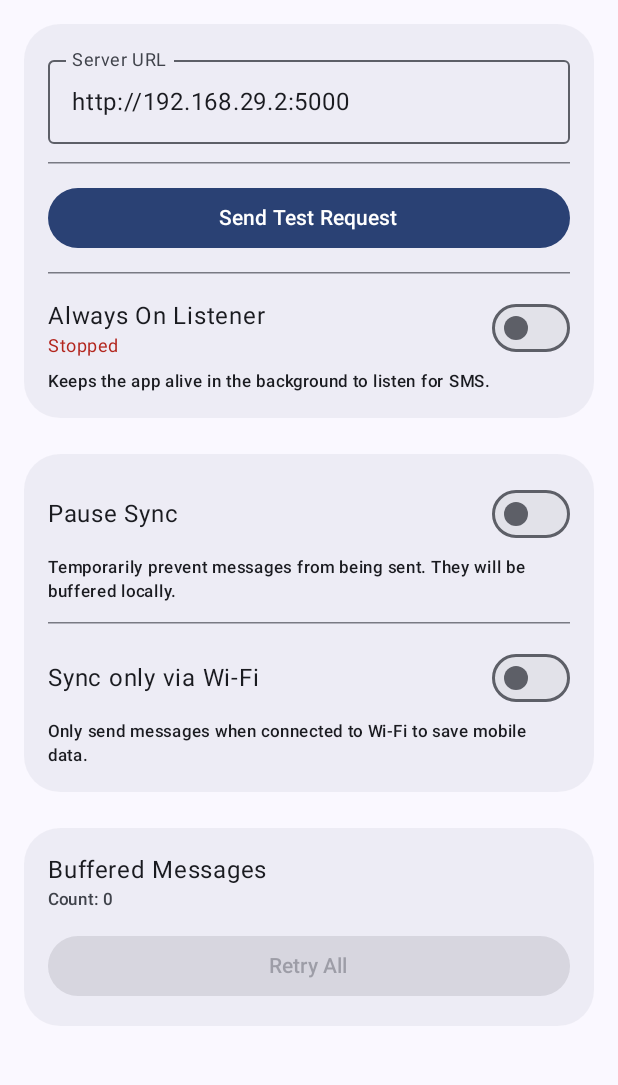
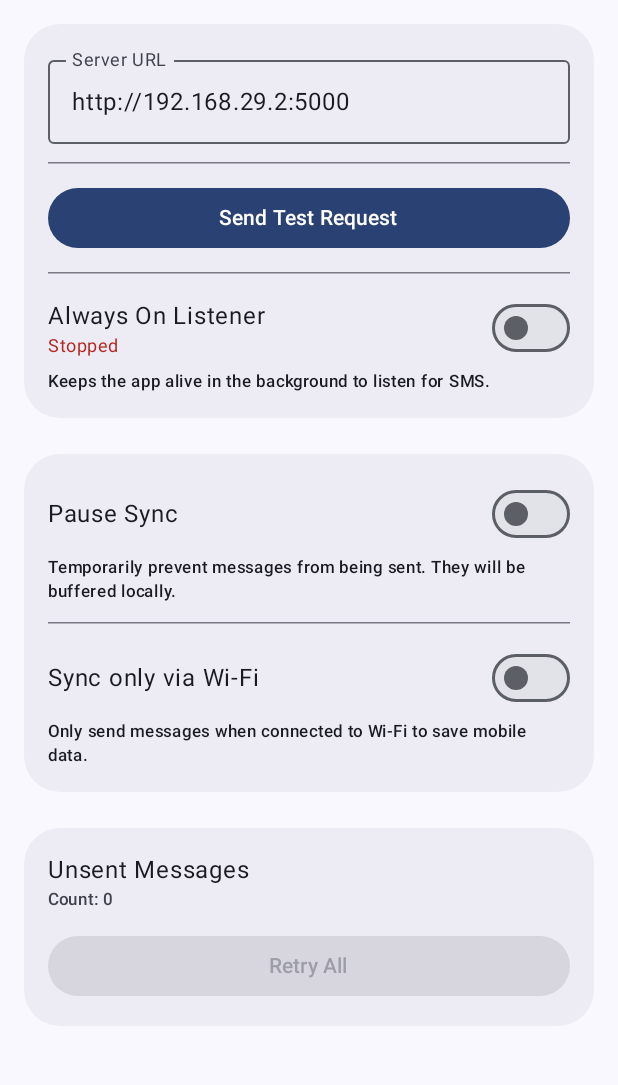
Before and after one commit to PeithonKing/sms-export-android, an Android app built with Jetpack Compose: the screen it shows after launch (MainActivity), on a phone screen of 412 x 824 dp, the part 78-1163 px from its top. Run offline under Robolectric (Android 15) with nearby library versions, the phone set to English and light mode, and no system bars.

Commit message:
fixed UI glitches in Unsent Messages

```diff
--- a/app/src/main/java/com/example/messageexport/MainActivity.kt
+++ b/app/src/main/java/com/example/messageexport/MainActivity.kt
@@ -18,7 +18,6 @@ import androidx.compose.foundation.layout.fillMaxWidth
 import androidx.compose.foundation.layout.height
 import androidx.compose.foundation.layout.padding
 import androidx.compose.foundation.lazy.LazyColumn
-import androidx.compose.foundation.lazy.items
 import androidx.compose.foundation.shape.RoundedCornerShape
 import androidx.compose.material3.Button
 import androidx.compose.material3.Card
@@ -95,19 +94,18 @@ fun MainScreen(modifier: Modifier = Modifier) {
 
     LaunchedEffect(Unit) { bufferedMessages = MessageBuffer.getMessages(context) }
 
-    Column(
-            modifier = modifier.fillMaxSize().padding(16.dp),
-            horizontalAlignment = Alignment.CenterHorizontally
-    ) {
+    LazyColumn(modifier = modifier.fillMaxSize().padding(16.dp)) {
+        item {
             Text(
                     "SMS Export Relay",
                     style = androidx.compose.material3.MaterialTheme.typography.headlineMedium,
-                modifier = Modifier.padding(bottom = 16.dp).align(Alignment.Start)
+                    modifier = Modifier.padding(bottom = 16.dp)
             )
+        }
 
         // Group 1: Core Configuration (Server, Test, Listener)
+        item {
             SettingsGroup {
-            // Server URL
                 OutlinedTextField(
                         value = serverUrl,
                         onValueChange = {
@@ -120,7 +118,6 @@ fun MainScreen(modifier: Modifier = Modifier) {
 
                 HorizontalDivider(modifier = Modifier.padding(vertical = 12.dp))
 
-            // Test Request
                 Button(
                         onClick = {
                             val dummySender = "+0000000000"
@@ -148,18 +145,21 @@ fun MainScreen(modifier: Modifier = Modifier) {
 
                 HorizontalDivider(modifier = Modifier.padding(vertical = 12.dp))
 
-            // Always On Listener (Toggle)
                 Row(verticalAlignment = Alignment.CenterVertically) {
                     Column(modifier = Modifier.weight(1f)) {
                         Text(text = "Always On Listener")
                         Text(
                                 text = if (isServiceRunning) "Running" else "Stopped",
-                            style = androidx.compose.material3.MaterialTheme.typography.bodySmall,
+                                style =
+                                        androidx.compose.material3.MaterialTheme.typography
+                                                .bodySmall,
                                 color =
                                         if (isServiceRunning)
                                                 androidx.compose.material3.MaterialTheme.colorScheme
                                                         .primary
-                                    else androidx.compose.material3.MaterialTheme.colorScheme.error
+                                        else
+                                                androidx.compose.material3.MaterialTheme.colorScheme
+                                                        .error
                         )
                     }
                     Switch(
@@ -190,12 +190,13 @@ fun MainScreen(modifier: Modifier = Modifier) {
                         modifier = Modifier.padding(top = 4.dp)
                 )
             }
+        }
 
-        Spacer(modifier = Modifier.height(24.dp))
+        item { Spacer(modifier = Modifier.height(24.dp)) }
 
         // Group 2: Toggles (Pause Sync, Wi-Fi Only)
+        item {
             SettingsGroup {
-            // Pause Sync
                 Row(verticalAlignment = Alignment.CenterVertically) {
                     Text(text = "Pause Sync", modifier = Modifier.weight(1f))
                     Switch(
@@ -215,7 +216,6 @@ fun MainScreen(modifier: Modifier = Modifier) {
 
                 HorizontalDivider(modifier = Modifier.padding(vertical = 12.dp))
 
-            // Wi-Fi Only
                 Row(verticalAlignment = Alignment.CenterVertically) {
                     Text(text = "Sync only via Wi-Fi", modifier = Modifier.weight(1f))
                     Switch(
@@ -232,13 +232,15 @@ fun MainScreen(modifier: Modifier = Modifier) {
                         modifier = Modifier.padding(top = 4.dp)
                 )
             }
+        }
 
-        Spacer(modifier = Modifier.height(24.dp))
+        item { Spacer(modifier = Modifier.height(24.dp)) }
 
-        // Group 3: Buffered Messages
+        // Group 3: Unsent Messages (header, button, and messages all in one group)
+        item {
             SettingsGroup {
                 Column {
-                Text("Buffered Messages")
+                    Text("Unsent Messages")
                     Text(
                             "Count: ${bufferedMessages.size}",
                             style = androidx.compose.material3.MaterialTheme.typography.labelSmall,
@@ -265,17 +267,30 @@ fun MainScreen(modifier: Modifier = Modifier) {
                         enabled = bufferedMessages.isNotEmpty()
                 ) { Text("Retry All") }
 
+                // Messages inside the same group
                 if (bufferedMessages.isNotEmpty()) {
                     HorizontalDivider(modifier = Modifier.padding(vertical = 12.dp))
 
-                LazyColumn(modifier = Modifier.height(150.dp)) {
-                    items(bufferedMessages.size) { i ->
-                        val msg = bufferedMessages[i]
-                        Column(modifier = Modifier.padding(vertical = 4.dp)) {
+                    Column {
+                        bufferedMessages.forEach { msg ->
+                            Card(
+                                    modifier = Modifier.fillMaxWidth().padding(vertical = 4.dp),
+                                    colors =
+                                            CardDefaults.cardColors(
+                                                    containerColor =
+                                                            androidx.compose.material3.MaterialTheme
+                                                                    .colorScheme
+                                                                    .surfaceVariant.copy(
+                                                                    alpha = 0.3f
+                                                            )
+                                            )
+                            ) {
+                                Column(modifier = Modifier.padding(12.dp)) {
                                     Text(
                                             "To: ${msg.sender}",
                                             style =
-                                            androidx.compose.material3.MaterialTheme.typography
+                                                    androidx.compose.material3.MaterialTheme
+                                                            .typography
                                                             .bodyMedium
                                     )
                                     Text(
@@ -286,12 +301,13 @@ fun MainScreen(modifier: Modifier = Modifier) {
                                                             )
                                                             .format(java.util.Date(msg.timestamp)),
                                             style =
-                                            androidx.compose.material3.MaterialTheme.typography
-                                                    .labelSmall
+                                                    androidx.compose.material3.MaterialTheme
+                                                            .typography
+                                                            .labelSmall,
+                                            modifier = Modifier.padding(top = 4.dp)
                                     )
                                 }
-                        if (i < bufferedMessages.size - 1) {
-                            HorizontalDivider(modifier = Modifier.padding(vertical = 4.dp))
+                            }
                         }
                     }
                 }
```
Lines whose indentation alone changed are shown as unchanged.
